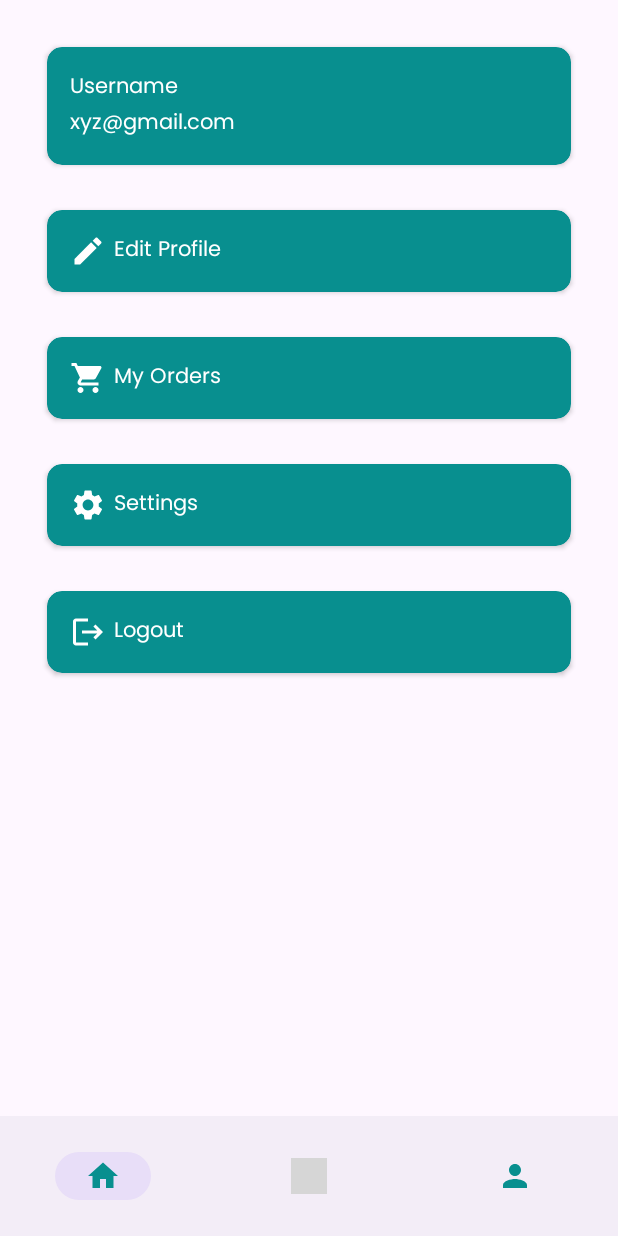
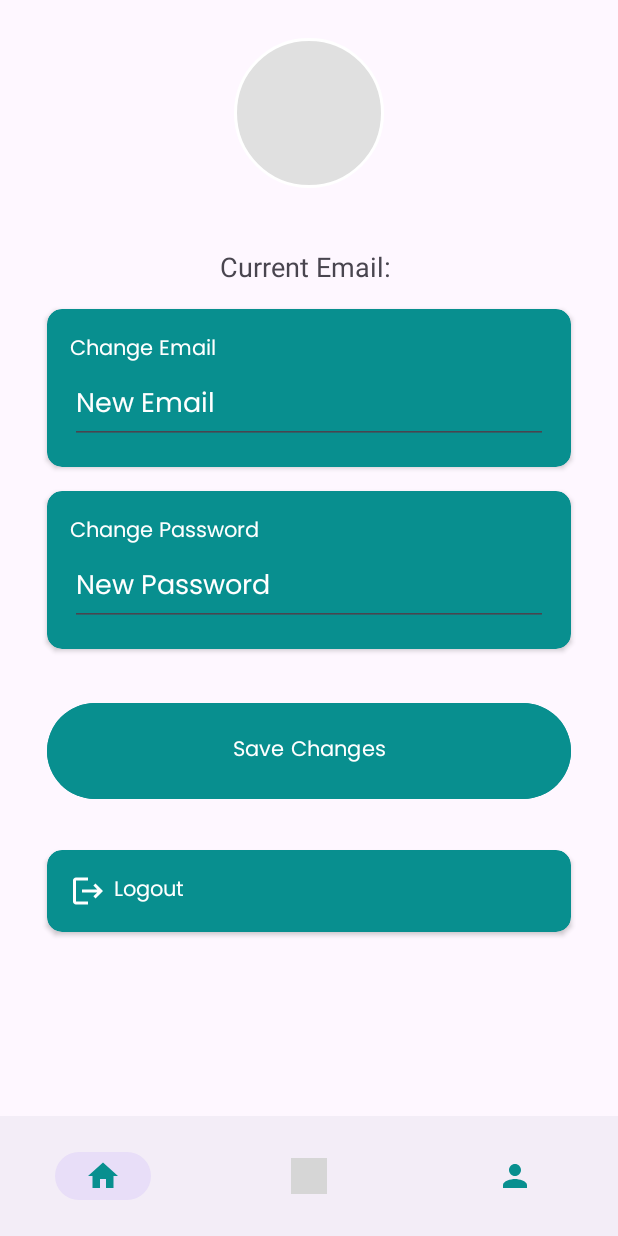
Before and after one commit to sagarlama0102/TaskHubKotlin, an Android app: the fragment ProfileFragment placed in its activity, on a phone screen of 412 x 824 dp. Run offline under Robolectric (Android 15) with nearby library versions, the light colour scheme and no system bars; our stand-ins replace Firebase (no records; nobody signed in at launch, a user with empty details on screens opened directly); grey boxes are pictures that could not be loaded.

Commit message:
task and project update code fixed

```diff
--- a/app/build.gradle.kts
+++ b/app/build.gradle.kts
@@ -52,6 +52,7 @@ dependencies {
     testImplementation(libs.junit)
     androidTestImplementation(libs.androidx.junit)
     androidTestImplementation(libs.androidx.espresso.core)
+    implementation ("androidx.lifecycle:lifecycle-viewmodel-ktx:2.6.2")
     implementation("com.airbnb.android:lottie:6.6.1")
     implementation("com.google.android.material:material:1.11.0")
 }
--- a/app/src/main/AndroidManifest.xml
+++ b/app/src/main/AndroidManifest.xml
@@ -12,6 +12,12 @@
         android:supportsRtl="true"
         android:theme="@style/Theme.FinalTaskManager"
         tools:targetApi="31">
+        <activity
+            android:name=".ui.activity.EditProfileActivity"
+            android:exported="false" />
+        <activity
+            android:name=".ui.activity.EditProfileDialogActivity"
+            android:exported="false" />
         <activity
             android:name=".ui.activity.UpdateProjectActivity"
             android:exported="false" />
--- a/app/src/main/java/com/example/finaltaskmanager/adapter/ProjectAdapter.kt
+++ b/app/src/main/java/com/example/finaltaskmanager/adapter/ProjectAdapter.kt
@@ -40,7 +40,7 @@ class ProjectAdapter(
 
         holder.update.setOnClickListener(){
             val intent = Intent(context, UpdateProjectActivity::class.java)
-            intent.putExtra("projectId", data[position])
+            intent.putExtra("projectId", data[position].projectId)
             context.startActivity(intent)
         }
     }
--- a/app/src/main/java/com/example/finaltaskmanager/adapter/TaskAdapter.kt
+++ b/app/src/main/java/com/example/finaltaskmanager/adapter/TaskAdapter.kt
@@ -23,7 +23,6 @@ class TaskAdapter(
             val taskDate : TextView = itemView.findViewById(R.id.date)
             val taskDescription : TextView = itemView.findViewById(R.id.desc)
 
-
         }
 
     override fun onCreateViewHolder(parent: ViewGroup, viewType: Int):
@@ -43,7 +42,7 @@ class TaskAdapter(
         holder.update.setOnClickListener(){
             val intent = Intent(context, UpdateTaskActivity::class.java)
 
-            intent.putExtra("taskId", data[position])
+            intent.putExtra("taskId", data[position].taskId)
 
             context.startActivity(intent)
         }
--- a/app/src/main/java/com/example/finaltaskmanager/repository/ProjectRepositoryImpl.kt
+++ b/app/src/main/java/com/example/finaltaskmanager/repository/ProjectRepositoryImpl.kt
@@ -37,7 +37,6 @@ class ProjectRepositoryImpl: ProjectRepository  {
                 callback(false, "${it.exception?.message}")
             }
         }
-
 
     }
 
--- a/app/src/main/java/com/example/finaltaskmanager/repository/UserRepository.kt
+++ b/app/src/main/java/com/example/finaltaskmanager/repository/UserRepository.kt
@@ -15,4 +15,10 @@ interface UserRepository {
 
     fun getCurrentUser(): FirebaseUser?
 
+    // extra code for getting user credentials
+
+    fun getUserData(userId: String, callback: (UserModel?) -> Unit)
+
+    fun updateUserData(userId: String, userModel: UserModel, callback: (Boolean, String) -> Unit)
+
 }
--- a/app/src/main/java/com/example/finaltaskmanager/ui/fragment/ProfileFragment.kt
+++ b/app/src/main/java/com/example/finaltaskmanager/ui/fragment/ProfileFragment.kt
@@ -1,60 +1,100 @@
 package com.example.finaltaskmanager.ui.fragment
 
+import android.content.Intent
 import android.os.Bundle
 import androidx.fragment.app.Fragment
 import android.view.LayoutInflater
 import android.view.View
 import android.view.ViewGroup
+import android.widget.Button
+import android.widget.EditText
+import android.widget.Toast
+import androidx.cardview.widget.CardView
 import com.example.finaltaskmanager.R
+import com.example.finaltaskmanager.ui.activity.LoginActivity
+import com.google.firebase.auth.FirebaseAuth
 
-// TODO: Rename parameter arguments, choose names that match
-// the fragment initialization parameters, e.g. ARG_ITEM_NUMBER
-private const val ARG_PARAM1 = "param1"
-private const val ARG_PARAM2 = "param2"
 
-/**
- * A simple [Fragment] subclass.
- * Use the [ProfileFragment.newInstance] factory method to
- * create an instance of this fragment.
- */
 class ProfileFragment : Fragment() {
-    // TODO: Rename and change types of parameters
-    private var param1: String? = null
-    private var param2: String? = null
+    private lateinit var auth: FirebaseAuth
 
-    override fun onCreate(savedInstanceState: Bundle?) {
-        super.onCreate(savedInstanceState)
-        arguments?.let {
-            param1 = it.getString(ARG_PARAM1)
-            param2 = it.getString(ARG_PARAM2)
-        }
-    }
+//    override fun onCreate(savedInstanceState: Bundle?) {
+//        super.onCreate(savedInstanceState)
+//        arguments?.let {
+//
+//        }
+//    }
 
     override fun onCreateView(
         inflater: LayoutInflater, container: ViewGroup?,
         savedInstanceState: Bundle?
     ): View? {
         // Inflate the layout for this fragment
-        return inflater.inflate(R.layout.fragment_profile, container, false)
+        val view = inflater.inflate(R.layout.fragment_profile2, container, false)
+
+        auth = FirebaseAuth.getInstance()
+
+        val logoutCardView: CardView = view.findViewById(R.id.logout)
+        val newEmailEditText: EditText = view.findViewById(R.id.newEmail)
+        val newPasswordEditText: EditText = view.findViewById(R.id.newPassword)
+        val saveChangesButton: Button = view.findViewById(R.id.saveChangesButton)
+
+
+        logoutCardView.setOnClickListener() {
+            logout()
+        }
+
+        saveChangesButton.setOnClickListener(){
+            val newEmail = newEmailEditText.text.toString().trim()
+            val newPassword = newPasswordEditText.text.toString().trim()
+
+            if(newEmail.isNotEmpty() || newPassword.isNotEmpty()){
+                updateCredentials(newEmail,newPassword)
+
+            }else{
+                Toast.makeText(requireContext(),"PLease enter new email or password", Toast.LENGTH_SHORT).show()
+            }
+        }
+        return view
+    }
+    private fun updateCredentials(newEmail: String, newPassword: String){
+        val user = auth.currentUser
+
+        if(user != null){
+            if(newEmail.isNotEmpty()){
+                user.updateEmail(newEmail)
+                    .addOnCompleteListener(){ task ->
+                        if(task.isSuccessful){
+                            Toast.makeText(requireContext(),"Email updated successfully", Toast.LENGTH_SHORT).show()
+                        }else{
+                            Toast.makeText(requireContext(),"Failed to update email", Toast.LENGTH_SHORT).show()
+                        }
+                    }
+
+            }
+            if(newPassword.isNotEmpty()){
+                user.updatePassword(newPassword)
+                    .addOnCompleteListener(){ task ->
+                        if(task.isSuccessful){
+                            Toast.makeText(requireContext(),"Password updated successfully", Toast.LENGTH_SHORT).show()
+                        }else{
+                            Toast.makeText(requireContext(),"Failed to update password", Toast.LENGTH_SHORT).show()
+                        }
+
+                    }
+            }
+        }else{
+            Toast.makeText(requireContext(),"User not authenticated", Toast.LENGTH_SHORT).show()
+        }
+    }
+    private fun logout() {
+        val intent = Intent(activity, LoginActivity::class.java)
+
+        intent.flags = Intent.FLAG_ACTIVITY_NEW_TASK or Intent.FLAG_ACTIVITY_CLEAR_TASK
+
+        startActivity(intent)
+
+        activity?.finish()
     }
 
-    companion object {
-        /**
-         * Use this factory method to create a new instance of
-         * this fragment using the provided parameters.
-         *
-         * @param param1 Parameter 1.
-         * @param param2 Parameter 2.
-         * @return A new instance of fragment ProfileFragment.
-         */
-        // TODO: Rename and change types and number of parameters
-        @JvmStatic
-        fun newInstance(param1: String, param2: String) =
-            ProfileFragment().apply {
-                arguments = Bundle().apply {
-                    putString(ARG_PARAM1, param1)
-                    putString(ARG_PARAM2, param2)
-                }
-            }
-    }
 }
--- a/app/src/main/res/layout/fragment_profile.xml
+++ /dev/null
@@ -1,164 +0,0 @@
-<?xml version="1.0" encoding="utf-8"?>
-<LinearLayout xmlns:android="http://schemas.android.com/apk/res/android"
-    xmlns:tools="http://schemas.android.com/tools"
-    android:layout_width="match_parent"
-    android:layout_height="match_parent"
-    xmlns:app="http://schemas.android.com/apk/res-auto"
-    android:orientation="vertical"
-
-
-    tools:context=".ui.fragment.ProfileFragment">
-
-
-    <androidx.cardview.widget.CardView
-        android:layout_margin="30dp"
-        app:cardCornerRadius="10dp"
-        app:cardBackgroundColor="@color/green"
-        android:layout_width="match_parent"
-        android:layout_height="wrap_content">
-        <LinearLayout
-            android:layout_width="wrap_content"
-            android:layout_height="wrap_content"
-            android:padding="15dp"
-            android:orientation="vertical">
-
-            <TextView
-                android:id="@+id/profileName"
-                android:text="Username"
-                android:textColor="@color/white"
-                android:fontFamily="@font/poppinsregular"
-
-                android:layout_width="wrap_content"
-                android:layout_height="wrap_content"/>
-            <TextView
-                android:id="@+id/profileEmail"
-                android:text="xyz@gmail.com"
-                android:textColor="@color/white"
-                android:fontFamily="@font/poppinsregular"
-                android:layout_width="wrap_content"
-                android:layout_height="wrap_content"/>
-
-            </LinearLayout>
-
-    </androidx.cardview.widget.CardView>
-
-    <androidx.cardview.widget.CardView
-
-        android:layout_marginStart="30dp"
-
-        android:layout_marginEnd="30dp"
-        android:layout_marginBottom="30dp"
-        app:cardBackgroundColor="@color/green"
-        android:id="@+id/editProfile"
-        app:cardCornerRadius="10dp"
-        android:layout_width="match_parent"
-        android:layout_height="wrap_content">
-        <LinearLayout
-            android:layout_width="wrap_content"
-            android:orientation="horizontal"
-            android:padding="15dp"
-            android:layout_height="wrap_content">
-            <ImageView
-                android:src="@drawable/baseline_mode_edit_outline_24"
-                android:layout_width="wrap_content"
-                android:layout_height="wrap_content"
-                app:tint="@color/white" />
-            <TextView
-                android:layout_marginStart="5dp"
-                android:text="Edit Profile"
-                android:textColor="@color/white"
-                android:fontFamily="@font/poppinsregular"
-                android:layout_width="wrap_content"
-                android:layout_height="wrap_content"/>
-
-        </LinearLayout>
-    </androidx.cardview.widget.CardView>
-    <androidx.cardview.widget.CardView
-        android:layout_marginStart="30dp"
-        android:layout_marginEnd="30dp"
-        app:cardBackgroundColor="@color/green"
-        android:layout_marginBottom="30dp"
-        app:cardCornerRadius="10dp"
-        android:layout_width="match_parent"
-        android:layout_height="wrap_content">
-        <LinearLayout
-            android:layout_width="wrap_content"
-            android:orientation="horizontal"
-            android:padding="15dp"
-            android:layout_height="wrap_content">
-            <ImageView
-                android:src="@drawable/baseline_shopping_cart_24"
-                android:layout_width="wrap_content"
-                android:layout_height="wrap_content"
-                app:tint="@color/white" />
-
-            <TextView
-                android:layout_marginStart="5dp"
-                android:text="My Orders"
-                android:textColor="@color/white"
-                android:fontFamily="@font/poppinsregular"
-                android:layout_width="wrap_content"
-                android:layout_height="wrap_content"/>
-
-        </LinearLayout>
-    </androidx.cardview.widget.CardView>
-    <androidx.cardview.widget.CardView
-        android:layout_marginStart="30dp"
-        android:layout_marginEnd="30dp"
-        android:layout_marginBottom="30dp"
-        app:cardBackgroundColor="@color/green"
-        app:cardCornerRadius="10dp"
-        android:layout_width="match_parent"
-        android:layout_height="wrap_content">
-        <LinearLayout
-            android:layout_width="wrap_content"
-            android:orientation="horizontal"
-            android:padding="15dp"
-            android:layout_height="wrap_content">
-            <ImageView
-                android:src="@drawable/baseline_settings_24"
-                android:layout_width="wrap_content"
-                android:layout_height="wrap_content"
-                app:tint="@color/white" />
-            <TextView
-                android:layout_marginStart="5dp"
-                android:fontFamily="@font/poppinsregular"
-                android:textColor="@color/white"
-                android:text="Settings"
-                android:layout_width="wrap_content"
-                android:layout_height="wrap_content"/>
-
-        </LinearLayout>
-    </androidx.cardview.widget.CardView>
-    <androidx.cardview.widget.CardView
-        android:layout_marginStart="30dp"
-        android:layout_marginEnd="30dp"
-        android:layout_marginBottom="30dp"
-        app:cardBackgroundColor="@color/green"
-        android:id="@+id/logout"
-        app:cardCornerRadius="10dp"
-        android:layout_width="match_parent"
-        android:layout_height="wrap_content">
-        <LinearLayout
-            android:layout_width="wrap_content"
-            android:orientation="horizontal"
-            android:padding="15dp"
-            android:layout_height="wrap_content">
-            <ImageView
-                android:src="@drawable/baseline_logout_24"
-                android:layout_width="wrap_content"
-                android:layout_height="wrap_content"
-                app:tint="@color/white" />
-            <TextView
-                android:layout_marginStart="5dp"
-                android:fontFamily="@font/poppinsregular"
-                android:textColor="@color/white"
-                android:text="Logout"
-                android:layout_width="wrap_content"
-                android:layout_height="wrap_content"/>
-
-        </LinearLayout>
-    </androidx.cardview.widget.CardView>
-
-
-</LinearLayout>
--- /dev/null
+++ b/app/src/main/res/layout/fragment_profile2.xml
@@ -0,0 +1,145 @@
+<?xml version="1.0" encoding="utf-8"?>
+<LinearLayout
+    xmlns:android="http://schemas.android.com/apk/res/android"
+    xmlns:tools="http://schemas.android.com/tools"
+    xmlns:app="http://schemas.android.com/apk/res-auto"
+    android:layout_width="match_parent"
+    android:layout_height="match_parent"
+    android:orientation="vertical"
+    tools:context=".ui.fragment.ProfileFragment">
+
+    <ImageView
+        android:id="@+id/profileImage"
+        android:layout_width="100dp"
+        android:layout_height="100dp"
+        android:layout_gravity="center"
+        android:layout_marginTop="24dp"
+        android:layout_marginBottom="40dp"
+        android:background="@drawable/circle_shapes"
+        android:contentDescription="Profile Image"
+        android:onClick="selectProfileImage"
+        android:padding="8dp"
+        android:scaleType="centerCrop" />
+
+    <TextView
+        android:id="@+id/currentEmailTextView"
+        android:layout_width="wrap_content"
+        android:layout_height="wrap_content"
+        android:text="Current Email: "
+
+        android:layout_gravity="center"
+        android:layout_marginBottom="16dp"
+        android:textSize="18sp"/>
+
+    <androidx.cardview.widget.CardView
+        android:layout_marginStart="30dp"
+        android:layout_marginEnd="30dp"
+        android:layout_marginBottom="16dp"
+        app:cardBackgroundColor="@color/green"
+        app:cardCornerRadius="10dp"
+        android:layout_width="match_parent"
+        android:layout_height="wrap_content">
+        <LinearLayout
+            android:layout_width="match_parent"
+            android:layout_height="wrap_content"
+            android:orientation="vertical"
+            android:padding="15dp">
+
+            <TextView
+                android:text="Change Email"
+                android:textColor="@color/white"
+                android:fontFamily="@font/poppinsregular"
+                android:layout_width="wrap_content"
+                android:layout_height="wrap_content" />
+
+            <EditText
+                android:id="@+id/newEmail"
+                android:layout_width="match_parent"
+                android:layout_height="wrap_content"
+                android:fontFamily="@font/poppinsregular"
+                android:hint="New Email"
+                android:textColor="@color/white"
+                android:textColorHint="@color/white"
+                android:inputType="textEmailAddress" />
+        </LinearLayout>
+    </androidx.cardview.widget.CardView>
+
+    <androidx.cardview.widget.CardView
+        android:layout_marginStart="30dp"
+        android:layout_marginEnd="30dp"
+        android:layout_marginBottom="16dp"
+        app:cardBackgroundColor="@color/green"
+        app:cardCornerRadius="10dp"
+        android:layout_width="match_parent"
+        android:layout_height="wrap_content">
+        <LinearLayout
+            android:layout_width="match_parent"
+            android:layout_height="wrap_content"
+            android:orientation="vertical"
+            android:padding="15dp">
+
+            <TextView
+                android:text="Change Password"
+                android:textColor="@color/white"
+                android:fontFamily="@font/poppinsregular"
+                android:layout_width="wrap_content"
+                android:layout_height="wrap_content" />
+
+            <EditText
+                android:id="@+id/newPassword"
+                android:layout_width="match_parent"
+                android:layout_height="wrap_content"
+                android:hint="New Password"
+                android:fontFamily="@font/poppinsregular"
+                android:textColor="@color/white"
+                android:textColorHint="@color/white"
+                android:inputType="textPassword" />
+        </LinearLayout>
+    </androidx.cardview.widget.CardView>
+
+    <Button
+        android:id="@+id/saveChangesButton"
+        android:layout_width="match_parent"
+        android:layout_height="wrap_content"
+        android:layout_marginStart="30dp"
+        android:layout_marginTop="16dp"
+        android:layout_marginEnd="30dp"
+        android:layout_marginBottom="30dp"
+        android:fontFamily="@font/poppinsregular"
+        android:backgroundTint="@color/green"
+        android:padding="20dp"
+        android:text="Save Changes"
+        android:textColor="@color/white" />
+
+    <androidx.cardview.widget.CardView
+        android:layout_marginStart="30dp"
+        android:layout_marginEnd="30dp"
+        android:layout_marginBottom="30dp"
+        app:cardBackgroundColor="@color/green"
+        android:id="@+id/logout"
+        app:cardCornerRadius="10dp"
+        android:layout_width="match_parent"
+        android:layout_height="wrap_content">
+        <LinearLayout
+            android:layout_width="match_parent"
+            android:layout_height="wrap_content"
+            android:orientation="horizontal"
+            android:padding="15dp">
+
+            <ImageView
+                android:layout_width="wrap_content"
+                android:layout_height="wrap_content"
+                android:src="@drawable/baseline_logout_24"
+                app:tint="@color/white" />
+
+            <TextView
+                android:layout_marginStart="5dp"
+                android:fontFamily="@font/poppinsregular"
+                android:textColor="@color/white"
+                android:text="Logout"
+                android:layout_width="wrap_content"
+                android:layout_height="wrap_content" />
+        </LinearLayout>
+    </androidx.cardview.widget.CardView>
+
+</LinearLayout>
```
Also changed, not shown: app/src/main/java/com/example/finaltaskmanager/repository/UserRepositoryImpl.kt (+20 -0 lines), app/src/main/java/com/example/finaltaskmanager/ui/activity/UpdateProjectActivity.kt (+3 -4 lines), app/src/main/java/com/example/finaltaskmanager/ui/activity/UpdateTaskActivity.kt (+11 -7 lines), app/src/main/java/com/example/finaltaskmanager/viewmodel/UserViewModel.kt (+9 -0 lines).
